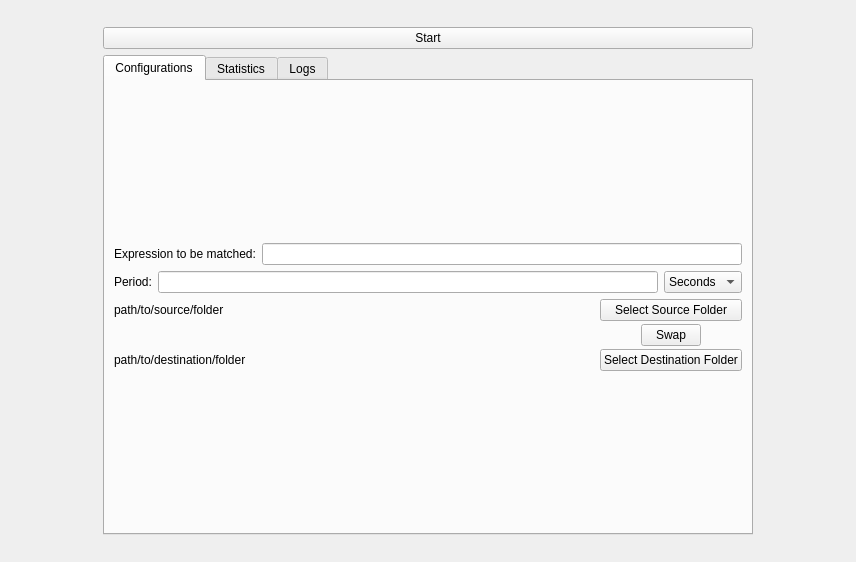
Old version of the form UI/mainWindow.ui in the repository RodrigoMacielGodoy/PeriodicFileTransfer.
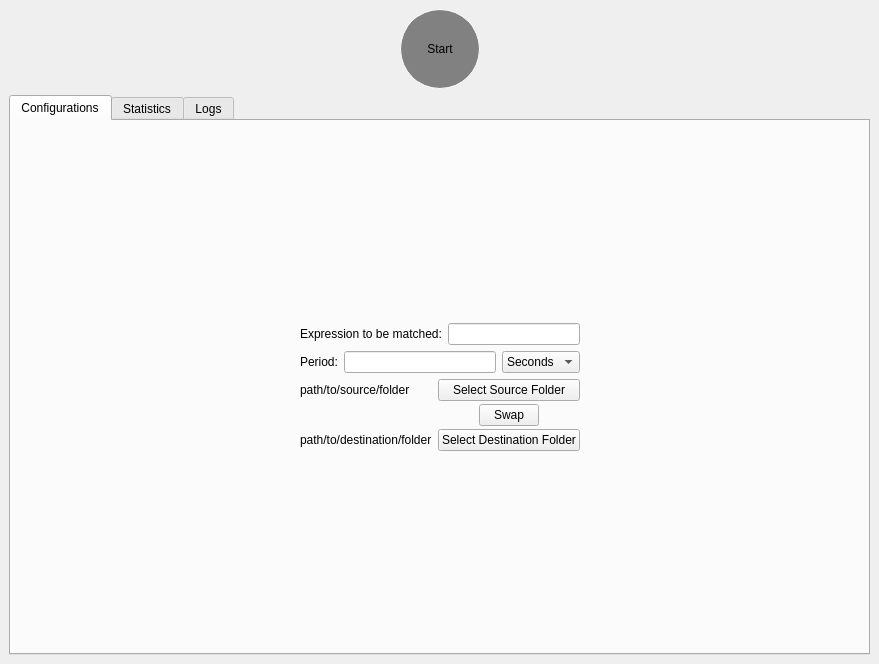
New version of the form. Custom widgets are drawn as their Qt base class.

Commit message: Added two charts (Pie and Bar chart). Added ChartView class to implement hovering inside chart series. Add size and transfer time to the log file. Changed the UI layout.

The edit to the form file:
```diff
--- a/UI/mainWindow.ui
+++ b/UI/mainWindow.ui
@@ -6,41 +6,82 @@
    <rect>
     <x>0</x>
     <y>0</y>
-    <width>856</width>
-    <height>562</height>
+    <width>879</width>
+    <height>664</height>
    </rect>
   </property>
   <property name="windowTitle">
    <string>Periodic File Transfer</string>
   </property>
   <widget class="QWidget" name="centralwidget">
-   <layout class="QGridLayout" name="gridLayout">
-    <item row="4" column="1">
-     <spacer name="verticalSpacer">
+   <layout class="QVBoxLayout" name="verticalLayout_3">
+    <item>
+     <layout class="QHBoxLayout" name="horizontalLayout_3">
+      <item>
+       <spacer name="horizontalSpacer_6">
       <property name="orientation">
-       <enum>Qt::Vertical</enum>
+         <enum>Qt::Horizontal</enum>
       </property>
       <property name="sizeHint" stdset="0">
        <size>
-        <width>20</width>
-        <height>40</height>
+          <width>40</width>
+          <height>20</height>
        </size>
       </property>
      </spacer>
     </item>
-    <item row="1" column="1">
+      <item>
      <widget class="QPushButton" name="bt_start_stop">
+        <property name="minimumSize">
+         <size>
+          <width>80</width>
+          <height>80</height>
+         </size>
+        </property>
+        <property name="maximumSize">
+         <size>
+          <width>80</width>
+          <height>80</height>
+         </size>
+        </property>
+        <property name="styleSheet">
+         <string notr="true">QPushButton{
+	color:black;
+	background-color:rgb(129, 129, 129);
+	border-radius: 40px;
+	border: 1px solid white;
+}
+
+QPushButton:pressed{
+	border: none;
+}</string>
+        </property>
       <property name="text">
        <string>Start</string>
       </property>
      </widget>
     </item>
-    <item row="2" column="1">
+      <item>
+       <spacer name="horizontalSpacer_5">
+        <property name="orientation">
+         <enum>Qt::Horizontal</enum>
+        </property>
+        <property name="sizeHint" stdset="0">
+         <size>
+          <width>40</width>
+          <height>20</height>
+         </size>
+        </property>
+       </spacer>
+      </item>
+     </layout>
+    </item>
+    <item>
      <widget class="QTabWidget" name="tabWidget">
       <property name="minimumSize">
        <size>
-        <width>650</width>
-        <height>480</height>
+        <width>855</width>
+        <height>550</height>
        </size>
       </property>
       <property name="currentIndex">
@@ -50,8 +91,8 @@
        <attribute name="title">
         <string>Configurations</string>
        </attribute>
-       <layout class="QVBoxLayout" name="verticalLayout">
-        <item>
+       <layout class="QGridLayout" name="gridLayout_4">
+        <item row="0" column="1">
          <spacer name="verticalSpacer_4">
           <property name="orientation">
            <enum>Qt::Vertical</enum>
@@ -64,6 +105,21 @@
           </property>
          </spacer>
         </item>
+        <item row="1" column="0">
+         <spacer name="horizontalSpacer_3">
+          <property name="orientation">
+           <enum>Qt::Horizontal</enum>
+          </property>
+          <property name="sizeHint" stdset="0">
+           <size>
+            <width>213</width>
+            <height>20</height>
+           </size>
+          </property>
+         </spacer>
+        </item>
+        <item row="1" column="1">
+         <layout class="QVBoxLayout" name="verticalLayout">
         <item>
          <layout class="QHBoxLayout" name="horizontalLayout_5">
           <item>
@@ -203,7 +259,22 @@
           </item>
          </layout>
         </item>
-        <item>
+         </layout>
+        </item>
+        <item row="1" column="2">
+         <spacer name="horizontalSpacer_4">
+          <property name="orientation">
+           <enum>Qt::Horizontal</enum>
+          </property>
+          <property name="sizeHint" stdset="0">
+           <size>
+            <width>213</width>
+            <height>20</height>
+           </size>
+          </property>
+         </spacer>
+        </item>
+        <item row="2" column="1">
          <spacer name="verticalSpacer_3">
           <property name="orientation">
            <enum>Qt::Vertical</enum>
@@ -222,11 +293,7 @@
        <attribute name="title">
         <string>Statistics</string>
        </attribute>
-       <layout class="QVBoxLayout" name="verticalLayout_3">
-        <item>
-         <widget class="PlotWidget" name="graphicsView"/>
-        </item>
-       </layout>
+       <layout class="QGridLayout" name="gridLayout_3"/>
       </widget>
       <widget class="QWidget" name="tab_3">
        <attribute name="title">
@@ -274,55 +341,9 @@
       </widget>
      </widget>
     </item>
-    <item row="2" column="2">
-     <spacer name="horizontalSpacer_4">
-      <property name="orientation">
-       <enum>Qt::Horizontal</enum>
-      </property>
-      <property name="sizeHint" stdset="0">
-       <size>
-        <width>40</width>
-        <height>20</height>
-       </size>
-      </property>
-     </spacer>
-    </item>
-    <item row="2" column="0">
-     <spacer name="horizontalSpacer_3">
-      <property name="orientation">
-       <enum>Qt::Horizontal</enum>
-      </property>
-      <property name="sizeHint" stdset="0">
-       <size>
-        <width>40</width>
-        <height>20</height>
-       </size>
-      </property>
-     </spacer>
-    </item>
-    <item row="0" column="1">
-     <spacer name="verticalSpacer_2">
-      <property name="orientation">
-       <enum>Qt::Vertical</enum>
-      </property>
-      <property name="sizeHint" stdset="0">
-       <size>
-        <width>20</width>
-        <height>40</height>
-       </size>
-      </property>
-     </spacer>
-    </item>
    </layout>
   </widget>
  </widget>
- <customwidgets>
-  <customwidget>
-   <class>PlotWidget</class>
-   <extends>QGraphicsView</extends>
-   <header>pyqtgraph</header>
-  </customwidget>
- </customwidgets>
  <resources/>
  <connections/>
 </ui>
```
Left out of the diff: 16 changed lines with no effect on the pictures. Lines whose indentation alone changed are shown as unchanged. The commit also changes 6 other files.
